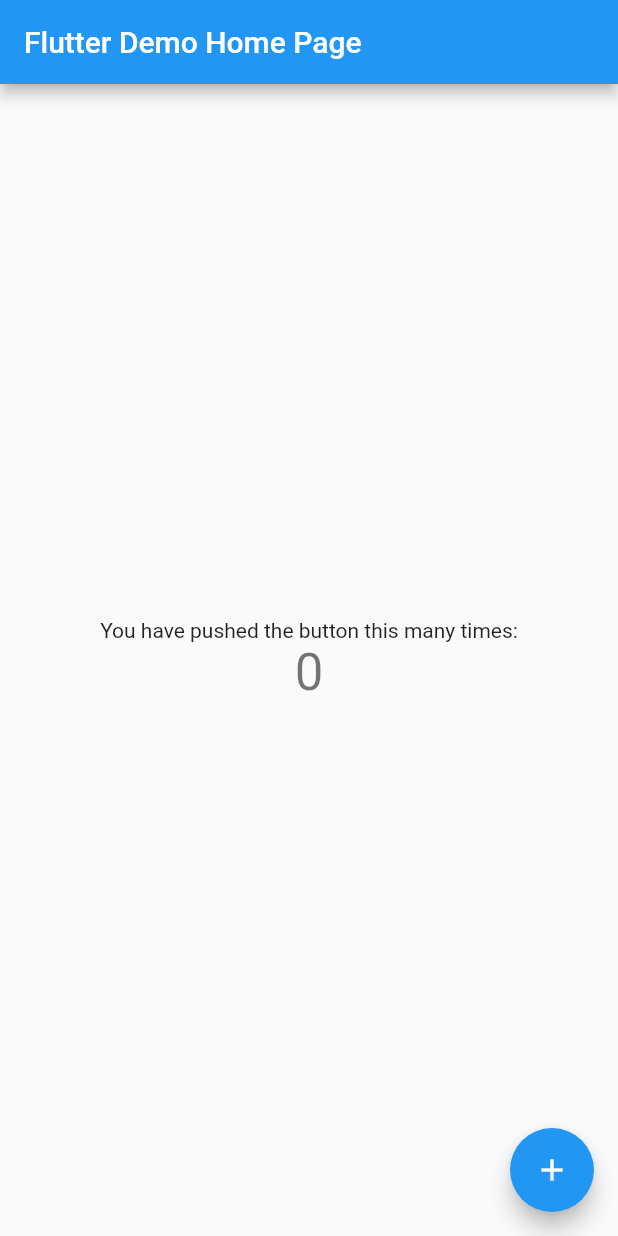
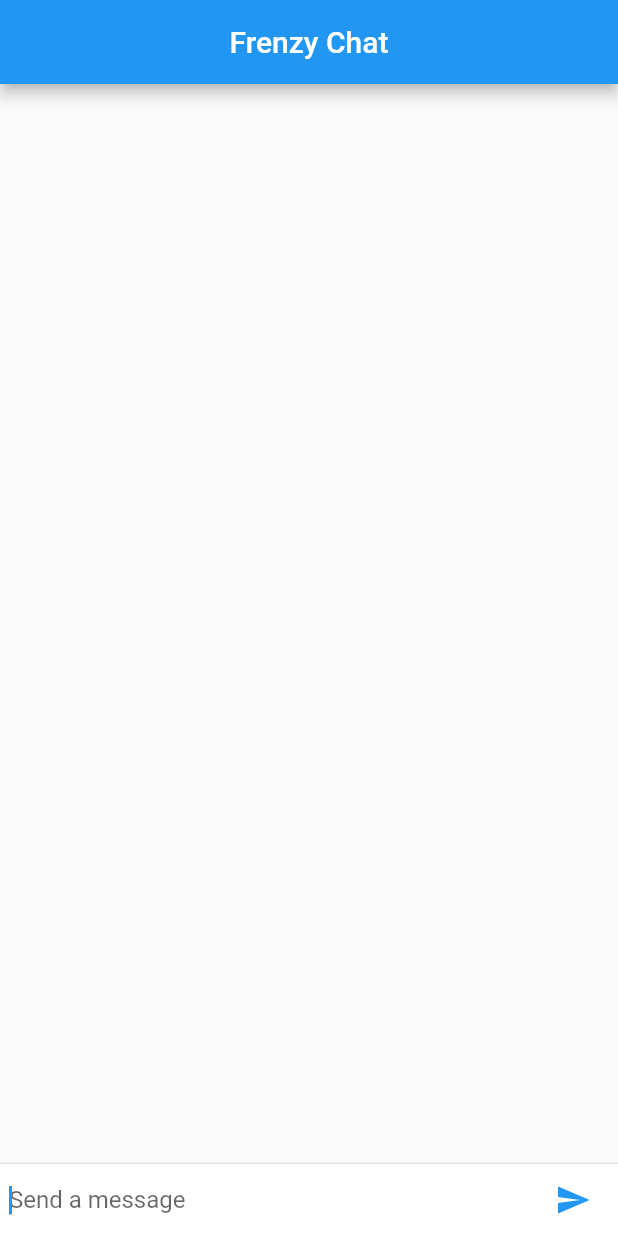
Before and after one commit to faizanansari1/flutter-local-chatapp, a Flutter app: the screen it shows after launch, on a phone screen of 412 x 824 dp. Run offline on Flutter 3.47's test engine with Material 2 defaults, Android fonts, the phone set to English and light mode, and no system bars.

Commit message:
createt the local chat app

```diff
--- /dev/null
+++ b/lib/chatScreen.dart
@@ -0,0 +1,73 @@
+import 'package:flutter/material.dart';
+import 'package:flutter_local_chatapp/chatMessage.dart';
+
+class ChatScreen extends StatefulWidget {
+  @override
+  State createState() => ChatScreenState();
+}
+
+class ChatScreenState extends State<ChatScreen> {
+  final TextEditingController _textController = TextEditingController();
+  final List<ChatMessage> _messages = <ChatMessage>[];
+
+  void _handleSubmitted(String text) {
+    _textController.clear();
+    ChatMessage message = ChatMessage(
+      text: text,
+    );
+    setState(() {
+      _messages.insert(0, message);
+    });
+  }
+
+  Widget _textComposerWidget() {
+    return IconTheme(
+      data: IconThemeData(color: Colors.blue),
+      child: Container(
+        margin: const EdgeInsets.symmetric(horizontal: 6.0),
+        child: Row(
+          children: [
+            // Flexible use for take a intair screen with
+            Flexible(
+              child: TextField(
+                autofocus: true,
+                controller: _textController,
+                decoration:
+                    InputDecoration.collapsed(hintText: "Send a message"),
+                onSubmitted: _handleSubmitted,
+              ),
+            ),
+            Container(
+              margin: const EdgeInsets.only(left: 4.0),
+              child: IconButton(
+                  icon: Icon(Icons.send),
+                  onPressed: () => _handleSubmitted(_textController.text)),
+            )
+          ],
+        ),
+      ),
+    );
+  }
+
+  @override
+  Widget build(BuildContext context) {
+    return Column(
+      children: [
+        Flexible(
+            child: ListView.builder(
+          padding: const EdgeInsets.all(8.0),
+          reverse: true,
+          itemBuilder: (_, int index) => _messages[index],
+          itemCount: _messages.length,
+        )),
+        Divider(
+          height: 1.0,
+        ),
+        Container(
+          decoration: BoxDecoration(color: Theme.of(context).cardColor),
+          child: _textComposerWidget(),
+        )
+      ],
+    );
+  }
+}
--- /dev/null
+++ b/lib/homePage.dart
@@ -0,0 +1,14 @@
+import 'package:flutter/material.dart';
+import 'package:flutter_local_chatapp/chatScreen.dart';
+
+class HomePage extends StatelessWidget {
+  @override
+  Widget build(BuildContext context) {
+    return Scaffold(
+        appBar: AppBar(
+          centerTitle: true,
+          title: Text('Frenzy Chat'),
+        ),
+        body: ChatScreen());
+  }
+}
--- a/lib/main.dart
+++ b/lib/main.dart
@@ -1,113 +1,15 @@
 import 'package:flutter/material.dart';
+import 'package:flutter_local_chatapp/homePage.dart';
 
-void main() {
-  runApp(MyApp());
-}
+void main() => runApp(MyApp());
 
 class MyApp extends StatelessWidget {
-  // This widget is the root of your application.
   @override
   Widget build(BuildContext context) {
     return MaterialApp(
-      title: 'Flutter Demo',
-      theme: ThemeData(
-        // This is the theme of your application.
-        //
-        // Try running your application with "flutter run". You'll see the
-        // application has a blue toolbar. Then, without quitting the app, try
-        // changing the primarySwatch below to Colors.green and then invoke
-        // "hot reload" (press "r" in the console where you ran "flutter run",
-        // or simply save your changes to "hot reload" in a Flutter IDE).
-        // Notice that the counter didn't reset back to zero; the application
-        // is not restarted.
-        primarySwatch: Colors.blue,
-      ),
-      home: MyHomePage(title: 'Flutter Demo Home Page'),
+      debugShowCheckedModeBanner: false,
+      title: "Chat App",
+      home: HomePage(),
     );
   }
 }
-
-class MyHomePage extends StatefulWidget {
-  MyHomePage({Key key, this.title}) : super(key: key);
-
-  // This widget is the home page of your application. It is stateful, meaning
-  // that it has a State object (defined below) that contains fields that affect
-  // how it looks.
-
-  // This class is the configuration for the state. It holds the values (in this
-  // case the title) provided by the parent (in this case the App widget) and
-  // used by the build method of the State. Fields in a Widget subclass are
-  // always marked "final".
-
-  final String title;
-
-  @override
-  _MyHomePageState createState() => _MyHomePageState();
-}
-
-class _MyHomePageState extends State<MyHomePage> {
-  int _counter = 0;
-
-  void _incrementCounter() {
-    setState(() {
-      // This call to setState tells the Flutter framework that something has
-      // changed in this State, which causes it to rerun the build method below
-      // so that the display can reflect the updated values. If we changed
-      // _counter without calling setState(), then the build method would not be
-      // called again, and so nothing would appear to happen.
-      _counter++;
-    });
-  }
-
-  @override
-  Widget build(BuildContext context) {
-    // This method is rerun every time setState is called, for instance as done
-    // by the _incrementCounter method above.
-    //
-    // The Flutter framework has been optimized to make rerunning build methods
-    // fast, so that you can just rebuild anything that needs updating rather
-    // than having to individually change instances of widgets.
-    return Scaffold(
-      appBar: AppBar(
-        // Here we take the value from the MyHomePage object that was created by
-        // the App.build method, and use it to set our appbar title.
-        title: Text(widget.title),
-      ),
-      body: Center(
-        // Center is a layout widget. It takes a single child and positions it
-        // in the middle of the parent.
-        child: Column(
-          // Column is also a layout widget. It takes a list of children and
-          // arranges them vertically. By default, it sizes itself to fit its
-          // children horizontally, and tries to be as tall as its parent.
-          //
-          // Invoke "debug painting" (press "p" in the console, choose the
-          // "Toggle Debug Paint" action from the Flutter Inspector in Android
-          // Studio, or the "Toggle Debug Paint" command in Visual Studio Code)
-          // to see the wireframe for each widget.
-          //
-          // Column has various properties to control how it sizes itself and
-          // how it positions its children. Here we use mainAxisAlignment to
-          // center the children vertically; the main axis here is the vertical
-          // axis because Columns are vertical (the cross axis would be
-          // horizontal).
-          mainAxisAlignment: MainAxisAlignment.center,
-          children: <Widget>[
-            Text(
-              'You have pushed the button this many times:',
-            ),
-            Text(
-              '$_counter',
-              style: Theme.of(context).textTheme.headline4,
-            ),
-          ],
-        ),
-      ),
-      floatingActionButton: FloatingActionButton(
-        onPressed: _incrementCounter,
-        tooltip: 'Increment',
-        child: Icon(Icons.add),
-      ), // This trailing comma makes auto-formatting nicer for build methods.
-    );
-  }
-}
```
Also changed, not shown: lib/chatMessage.dart (added, +53 -0 lines).
